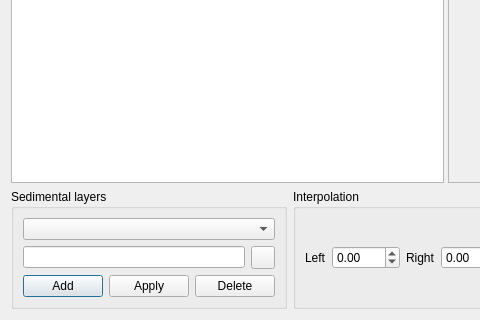
This is PreCourlis/ui/profile_dialog_base.ui in nixsosx2032/PreCourlis as Qt 5 draws it before an edit; both pictures show x 0 to 480 and y 280 to 600 of the 800 by 600 pixel window. The edited form follows.
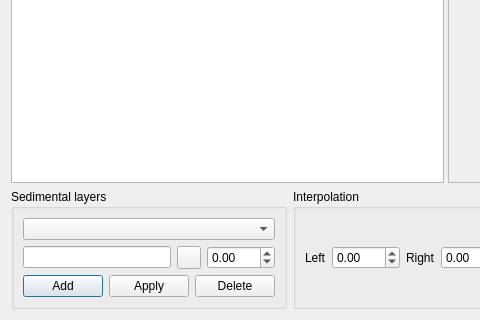
This is the edited form. Custom widgets are drawn as their Qt base class.

Commit message: Add layer with deltaz

Diff of the .ui file:
```diff
--- a/PreCourlis/ui/profile_dialog_base.ui
+++ b/PreCourlis/ui/profile_dialog_base.ui
@@ -182,6 +182,19 @@
             </property>
            </widget>
           </item>
+          <item>
+           <widget class="QDoubleSpinBox" name="addLayerDeltaBox">
+            <property name="decimals">
+             <number>2</number>
+            </property>
+            <property name="minimum">
+             <double>-100.000000000000000</double>
+            </property>
+            <property name="maximum">
+             <double>100.000000000000000</double>
+            </property>
+           </widget>
+          </item>
          </layout>
         </item>
         <item>
```
The commit also changes 7 other files.
